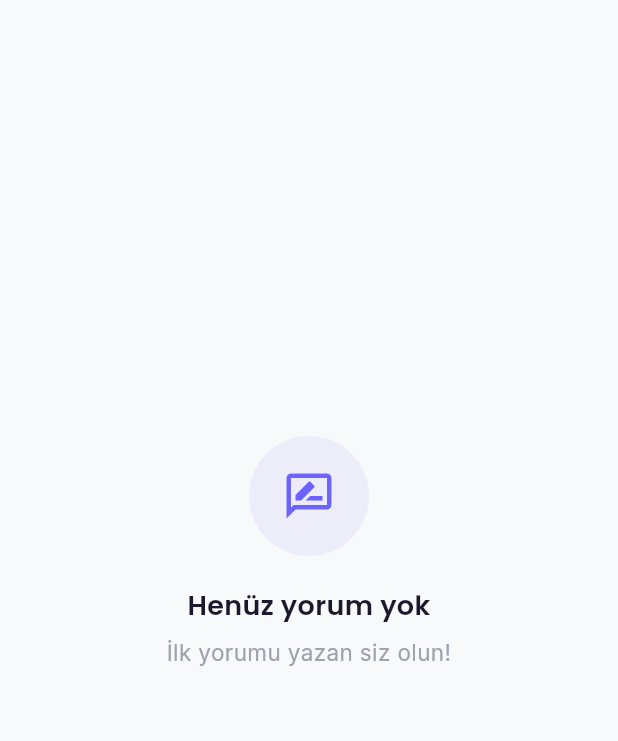
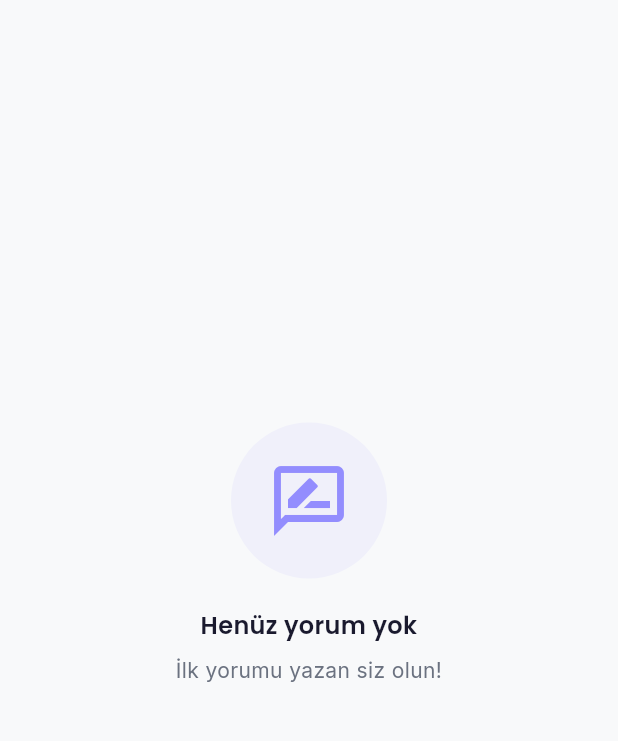
Before and after one commit to BurakGGGG/uni_app, a Flutter app: the AllReviewsScreen screen opened by its route, on a phone screen of 412 x 824 dp, the part 134-875 px from its top. Run offline on Flutter 3.47's test engine with Material 3 defaults, Android fonts, the phone set to English and light mode, and no system bars; our stand-ins replace cached_network_image, cloud_firestore, firebase_auth, firebase_core, firebase_messaging, firebase_storage and 15 more; accounts and stored records are empty.

Commit message:
refactor(widgets): EmptyStateWidget visual refresh + custom slot support
- Optional illustration slot (replace default icon)
- Optional action widget slot (replace default button)
- Rounder shapes, primary-tone palette
- Backward compatible with existing call sites

```diff
--- a/lib/core/widgets/state_widgets.dart
+++ b/lib/core/widgets/state_widgets.dart
@@ -3,67 +3,65 @@ import '../theme/app_colors.dart';
 import '../theme/app_text_styles.dart';
 import '../constants/app_constants.dart';
 
-/// Boş durum widget'ı — liste boşken gösterilir
 class EmptyStateWidget extends StatelessWidget {
-  final IconData icon;
+  final IconData? icon;
+  final Widget? illustration;
   final String title;
   final String? description;
   final String? actionText;
   final VoidCallback? onAction;
+  final Widget? action;
 
   const EmptyStateWidget({
     super.key,
-    required this.icon,
+    this.icon,
+    this.illustration,
     required this.title,
     this.description,
     this.actionText,
     this.onAction,
+    this.action,
   });
 
   @override
   Widget build(BuildContext context) {
-    return Center(
-      child: Padding(
-        padding: const EdgeInsets.all(AppConstants.spacingXxxl),
+    return Padding(
+      padding: const EdgeInsets.all(24),
       child: Column(
         mainAxisAlignment: MainAxisAlignment.center,
         children: [
+          if (illustration != null)
+            illustration!
+          else if (icon != null)
             Container(
-              width: 80,
-              height: 80,
+              padding: const EdgeInsets.all(24),
               decoration: BoxDecoration(
-                color: AppColors.primary.withValues(alpha: 0.08),
+                color: AppColors.primary.withValues(alpha: 0.06),
                 shape: BoxShape.circle,
               ),
-              child: Icon(
-                icon,
-                size: 36,
-                color: AppColors.primary,
+              child: Icon(icon, size: 56, color: AppColors.primary.withValues(alpha: 0.7)),
             ),
-            ),
-            const SizedBox(height: AppConstants.spacingXl),
-            Text(
-              title,
-              style: AppTextStyles.headlineSmall,
-              textAlign: TextAlign.center,
-            ),
+          const SizedBox(height: 20),
+          Text(title, style: AppTextStyles.titleLarge, textAlign: TextAlign.center),
           if (description != null) ...[
-              const SizedBox(height: AppConstants.spacingSm),
+            const SizedBox(height: 8),
             Text(
               description!,
-                style: AppTextStyles.emptyState,
+              style: AppTextStyles.bodyMedium.copyWith(color: AppColors.textSecondary),
               textAlign: TextAlign.center,
             ),
           ],
-            if (actionText != null && onAction != null) ...[
-              const SizedBox(height: AppConstants.spacingXl),
+          if (action != null) ...[
+            const SizedBox(height: 20),
+            action!,
+          ] else if (actionText != null && onAction != null) ...[
+            const SizedBox(height: 20),
             ElevatedButton(
               onPressed: onAction,
               child: Text(actionText!),
             ),
           ],
         ],
-        ),
       ),
     );
   }
```
Lines whose indentation alone changed are shown as unchanged.
